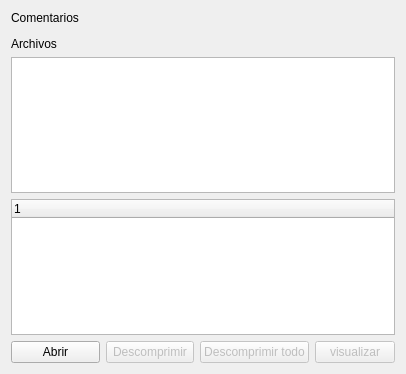
First picture: the form in menri-sub/guizip.ui, repository oscarHH/menri-sub, before the edit.
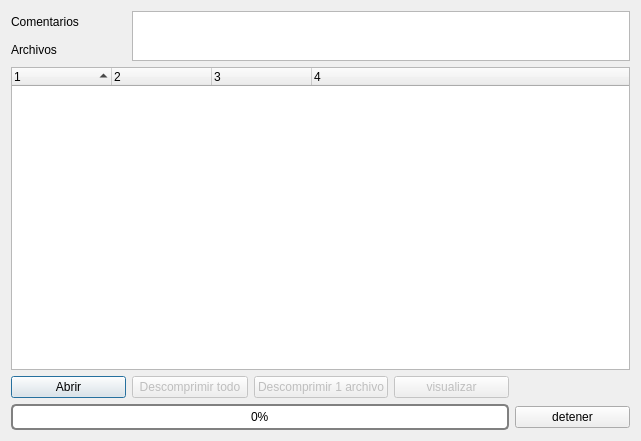
Second picture: the form after the edit. Icons and pictures are not drawn.

What changed in the file:
```diff
--- a/menri-sub/guizip.ui
+++ b/menri-sub/guizip.ui
@@ -9,8 +9,8 @@
    <rect>
     <x>0</x>
     <y>0</y>
-    <width>406</width>
-    <height>374</height>
+    <width>641</width>
+    <height>441</height>
    </rect>
   </property>
   <property name="windowTitle">
@@ -23,36 +23,23 @@
   <property name="windowOpacity">
    <double>3.000000000000000</double>
   </property>
+  <property name="styleSheet">
+   <string notr="true">QProgressBar {
+    border: 2px solid grey;
+    border-radius: 5px;
+	text-align: center;
+}
+
+ QProgressBar::chunk {
+     background-color: #05B8CC;
+     width: 20px;
+
+ }
+
+
+</string>
+  </property>
   <layout class="QGridLayout" name="gridLayout">
-   <item row="1" column="0" colspan="3">
-    <widget class="QPlainTextEdit" name="txtComentarios">
-     <property name="enabled">
-      <bool>true</bool>
-     </property>
-     <property name="sizePolicy">
-      <sizepolicy hsizetype="Ignored" vsizetype="Ignored">
-       <horstretch>30</horstretch>
-       <verstretch>30</verstretch>
-      </sizepolicy>
-     </property>
-     <property name="maximumSize">
-      <size>
-       <width>382</width>
-       <height>30</height>
-      </size>
-     </property>
-     <property name="acceptDrops">
-      <bool>false</bool>
-     </property>
-    </widget>
-   </item>
-   <item row="2" column="0">
-    <widget class="QLabel" name="label_2">
-     <property name="text">
-      <string>Archivos</string>
-     </property>
-    </widget>
-   </item>
    <item row="0" column="0">
     <widget class="QLabel" name="label">
      <property name="text">
@@ -60,57 +47,126 @@
      </property>
     </widget>
    </item>
-   <item row="5" column="1">
-    <widget class="QPushButton" name="btnDescomprimirIndividual">
-     <property name="enabled">
-      <bool>false</bool>
+   <item row="0" column="1" rowspan="2" colspan="4">
+    <widget class="QTextEdit" name="txtComentarios">
+     <property name="maximumSize">
+      <size>
+       <width>501</width>
+       <height>50</height>
+      </size>
      </property>
-     <property name="text">
-      <string>Descomprimir</string>
-     </property>
     </widget>
    </item>
-   <item row="5" column="3">
-    <widget class="QPushButton" name="btnvisualizar">
-     <property name="enabled">
-      <bool>false</bool>
-     </property>
-     <property name="text">
-      <string>visualizar</string>
-     </property>
-    </widget>
-   </item>
-   <item row="5" column="2">
-    <widget class="QPushButton" name="btnDescomprimir">
-     <property name="enabled">
-      <bool>false</bool>
-     </property>
-     <property name="text">
-      <string>Descomprimir todo</string>
-     </property>
-    </widget>
-   </item>
-   <item row="5" column="0">
+   <item row="3" column="0">
     <widget class="QPushButton" name="btnAbrir">
      <property name="text">
       <string>Abrir</string>
      </property>
     </widget>
    </item>
-   <item row="3" column="0" colspan="4">
-    <widget class="QListWidget" name="jlArchivos">
-     <property name="enabled">
-      <bool>true</bool>
-     </property>
-    </widget>
-   </item>
-   <item row="4" column="0" colspan="4">
+   <item row="2" column="0" colspan="5">
     <widget class="QTreeWidget" name="treeWidget">
+     <property name="layoutDirection">
+      <enum>Qt::LeftToRight</enum>
+     </property>
+     <property name="sizeAdjustPolicy">
+      <enum>QAbstractScrollArea::AdjustIgnored</enum>
+     </property>
+     <property name="editTriggers">
+      <set>QAbstractItemView::DoubleClicked|QAbstractItemView::EditKeyPressed|QAbstractItemView::SelectedClicked</set>
+     </property>
+     <property name="alternatingRowColors">
+      <bool>true</bool>
+     </property>
+     <property name="sortingEnabled">
+      <bool>true</bool>
+     </property>
+     <property name="animated">
+      <bool>true</bool>
+     </property>
+     <property name="allColumnsShowFocus">
+      <bool>true</bool>
+     </property>
+     <property name="columnCount">
+      <number>4</number>
+     </property>
      <column>
       <property name="text">
        <string notr="true">1</string>
       </property>
      </column>
+     <column>
+      <property name="text">
+       <string notr="true">2</string>
+      </property>
+     </column>
+     <column>
+      <property name="text">
+       <string notr="true">3</string>
+      </property>
+     </column>
+     <column>
+      <property name="text">
+       <string notr="true">4</string>
+      </property>
+     </column>
+    </widget>
+   </item>
+   <item row="3" column="1">
+    <widget class="QPushButton" name="btnDescomprimir">
+     <property name="enabled">
+      <bool>false</bool>
+     </property>
+     <property name="text">
+      <string>Descomprimir todo</string>
+     </property>
+    </widget>
+   </item>
+   <item row="3" column="2">
+    <widget class="QPushButton" name="btnDescomprimirIndividual">
+     <property name="enabled">
+      <bool>false</bool>
+     </property>
+     <property name="text">
+      <string>Descomprimir 1 archivo</string>
+     </property>
+    </widget>
+   </item>
+   <item row="1" column="0">
+    <widget class="QLabel" name="label_2">
+     <property name="text">
+      <string>Archivos</string>
+     </property>
+    </widget>
+   </item>
+   <item row="4" column="0" colspan="4">
+    <widget class="QProgressBar" name="progressBar">
+     <property name="autoFillBackground">
+      <bool>false</bool>
+     </property>
+     <property name="styleSheet">
+      <string notr="true"/>
+     </property>
+     <property name="value">
+      <number>0</number>
+     </property>
+    </widget>
+   </item>
+   <item row="4" column="4">
+    <widget class="QPushButton" name="brnDetener">
+     <property name="text">
+      <string>detener</string>
+     </property>
+    </widget>
+   </item>
+   <item row="3" column="3">
+    <widget class="QPushButton" name="btnvisualizar">
+     <property name="enabled">
+      <bool>false</bool>
+     </property>
+     <property name="text">
+      <string>visualizar</string>
+     </property>
     </widget>
    </item>
   </layout>
```
